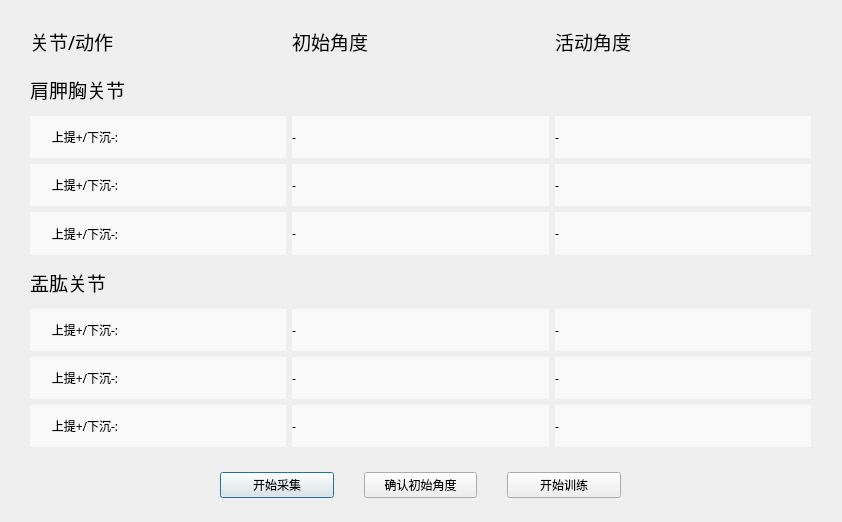
Before: the Qt Designer form demoUI.ui in CSUHYD/ShoulderSensor, drawn with Qt 5.
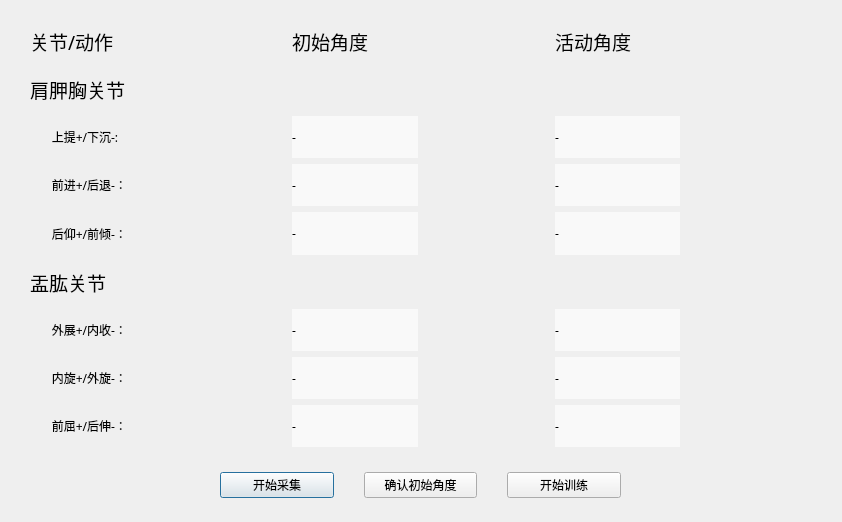
After: the same form once the commit is applied.

What changed in the file:
```diff
--- a/demoUI.ui
+++ b/demoUI.ui
@@ -96,24 +96,499 @@
     </font>
    </property>
    <layout class="QGridLayout" name="gridLayout" columnstretch="0,0,0">
-    <item row="2" column="0">
-     <widget class="QLabel" name="label_7">
+    <item row="4" column="2">
+     <layout class="QHBoxLayout" name="horizontalLayout_4">
+      <item>
+       <widget class="QLabel" name="Act_AA_SN_Z">
+        <property name="font">
+         <font>
+          <family>Heiti SC</family>
+         </font>
+        </property>
+        <property name="styleSheet">
+         <string notr="true">background:rgb(249, 249, 249)</string>
+        </property>
+        <property name="text">
+         <string>-</string>
+        </property>
+        <property name="margin">
+         <number>10</number>
+        </property>
+       </widget>
+      </item>
+      <item>
+       <widget class="QLabel" name="Cps_AA_SN_Z">
+        <property name="font">
+         <font>
+          <family>Heiti SC</family>
+         </font>
+        </property>
+        <property name="styleSheet">
+         <string notr="true"/>
+        </property>
+        <property name="text">
+         <string/>
+        </property>
+        <property name="margin">
+         <number>10</number>
+        </property>
+       </widget>
+      </item>
+     </layout>
+    </item>
+    <item row="7" column="1">
+     <layout class="QGridLayout" name="gridLayout_6">
+      <item row="0" column="0">
+       <widget class="QLabel" name="Init_GH_AA_Y">
+        <property name="font">
+         <font>
+          <family>Heiti SC</family>
+         </font>
+        </property>
+        <property name="styleSheet">
+         <string notr="true">background:rgb(249, 249, 249)</string>
+        </property>
+        <property name="text">
+         <string>-</string>
+        </property>
+        <property name="margin">
+         <number>10</number>
+        </property>
+       </widget>
+      </item>
+      <item row="0" column="1">
+       <widget class="QLabel" name="placeholder_5">
+        <property name="font">
+         <font>
+          <family>Heiti SC</family>
+         </font>
+        </property>
+        <property name="styleSheet">
+         <string notr="true"/>
+        </property>
+        <property name="text">
+         <string/>
+        </property>
+        <property name="margin">
+         <number>10</number>
+        </property>
+       </widget>
+      </item>
+     </layout>
+    </item>
+    <item row="3" column="2">
+     <layout class="QHBoxLayout" name="horizontalLayout_2">
+      <item>
+       <widget class="QLabel" name="Act_AA_SN_Y">
+        <property name="font">
+         <font>
+          <family>Heiti SC</family>
+         </font>
+        </property>
+        <property name="styleSheet">
+         <string notr="true">background:rgb(249, 249, 249)</string>
+        </property>
+        <property name="text">
+         <string>-</string>
+        </property>
+        <property name="margin">
+         <number>10</number>
+        </property>
+       </widget>
+      </item>
+      <item>
+       <widget class="QLabel" name="Cps_AA_SN_Y">
+        <property name="font">
+         <font>
+          <family>Heiti SC</family>
+         </font>
+        </property>
+        <property name="styleSheet">
+         <string notr="true"/>
+        </property>
+        <property name="text">
+         <string/>
+        </property>
+        <property name="margin">
+         <number>10</number>
+        </property>
+       </widget>
+      </item>
+     </layout>
+    </item>
+    <item row="8" column="2">
+     <layout class="QHBoxLayout" name="horizontalLayout_7">
+      <item>
+       <widget class="QLabel" name="Act_GH_AA_Z">
+        <property name="font">
+         <font>
+          <family>Heiti SC</family>
+         </font>
+        </property>
+        <property name="styleSheet">
+         <string notr="true">background:rgb(249, 249, 249)</string>
+        </property>
+        <property name="text">
+         <string>-</string>
+        </property>
+        <property name="margin">
+         <number>10</number>
+        </property>
+       </widget>
+      </item>
+      <item>
+       <widget class="QLabel" name="Cps_GH_AA_Z">
+        <property name="font">
+         <font>
+          <family>Heiti SC</family>
+         </font>
+        </property>
+        <property name="styleSheet">
+         <string notr="true"/>
+        </property>
+        <property name="text">
+         <string/>
+        </property>
+        <property name="margin">
+         <number>10</number>
+        </property>
+       </widget>
+      </item>
+     </layout>
+    </item>
+    <item row="6" column="2">
+     <layout class="QHBoxLayout" name="horizontalLayout_5">
+      <item>
+       <widget class="QLabel" name="Act_GH_AA_X">
+        <property name="font">
+         <font>
+          <family>Heiti SC</family>
+         </font>
+        </property>
+        <property name="styleSheet">
+         <string notr="true">background:rgb(249, 249, 249)</string>
+        </property>
+        <property name="text">
+         <string>-</string>
+        </property>
+        <property name="margin">
+         <number>10</number>
+        </property>
+       </widget>
+      </item>
+      <item>
+       <widget class="QLabel" name="Cps_GH_AA_X">
+        <property name="font">
+         <font>
+          <family>Heiti SC</family>
+         </font>
+        </property>
+        <property name="styleSheet">
+         <string notr="true"/>
+        </property>
+        <property name="text">
+         <string/>
+        </property>
+        <property name="margin">
+         <number>10</number>
+        </property>
+       </widget>
+      </item>
+     </layout>
+    </item>
+    <item row="2" column="2">
+     <layout class="QHBoxLayout" name="horizontalLayout">
+      <item>
+       <widget class="QLabel" name="Act_AA_SN_X">
+        <property name="font">
+         <font>
+          <family>Heiti SC</family>
+         </font>
+        </property>
+        <property name="styleSheet">
+         <string notr="true">background:rgb(249, 249, 249)</string>
+        </property>
+        <property name="text">
+         <string>-</string>
+        </property>
+        <property name="margin">
+         <number>10</number>
+        </property>
+       </widget>
+      </item>
+      <item>
+       <widget class="QLabel" name="Cps_AA_SN_X">
+        <property name="font">
+         <font>
+          <family>Heiti SC</family>
+         </font>
+        </property>
+        <property name="styleSheet">
+         <string notr="true"/>
+        </property>
+        <property name="text">
+         <string/>
+        </property>
+        <property name="margin">
+         <number>10</number>
+        </property>
+       </widget>
+      </item>
+     </layout>
+    </item>
+    <item row="8" column="1">
+     <layout class="QGridLayout" name="gridLayout_7">
+      <item row="0" column="0">
+       <widget class="QLabel" name="Init_GH_AA_Z">
+        <property name="font">
+         <font>
+          <family>Heiti SC</family>
+         </font>
+        </property>
+        <property name="styleSheet">
+         <string notr="true">background:rgb(249, 249, 249)</string>
+        </property>
+        <property name="text">
+         <string>-</string>
+        </property>
+        <property name="margin">
+         <number>10</number>
+        </property>
+       </widget>
+      </item>
+      <item row="0" column="1">
+       <widget class="QLabel" name="placeholder_6">
+        <property name="font">
+         <font>
+          <family>Heiti SC</family>
+         </font>
+        </property>
+        <property name="styleSheet">
+         <string notr="true"/>
+        </property>
+        <property name="text">
+         <string/>
+        </property>
+        <property name="margin">
+         <number>10</number>
+        </property>
+       </widget>
+      </item>
+     </layout>
+    </item>
+    <item row="4" column="1">
+     <layout class="QGridLayout" name="gridLayout_4">
+      <item row="0" column="0">
+       <widget class="QLabel" name="Init_AA_SN_Z">
+        <property name="font">
+         <font>
+          <family>Heiti SC</family>
+         </font>
+        </property>
+        <property name="styleSheet">
+         <string notr="true">background:rgb(249, 249, 249)</string>
+        </property>
+        <property name="text">
+         <string>-</string>
+        </property>
+        <property name="margin">
+         <number>10</number>
+        </property>
+       </widget>
+      </item>
+      <item row="0" column="1">
+       <widget class="QLabel" name="placeholder_3">
+        <property name="font">
+         <font>
+          <family>Heiti SC</family>
+         </font>
+        </property>
+        <property name="styleSheet">
+         <string notr="true"/>
+        </property>
+        <property name="text">
+         <string/>
+        </property>
+        <property name="margin">
+         <number>10</number>
+        </property>
+       </widget>
+      </item>
+     </layout>
+    </item>
+    <item row="6" column="1">
+     <layout class="QGridLayout" name="gridLayout_5">
+      <item row="0" column="0">
+       <widget class="QLabel" name="Init_GH_AA_X">
+        <property name="font">
+         <font>
+          <family>Heiti SC</family>
+         </font>
+        </property>
+        <property name="styleSheet">
+         <string notr="true">background:rgb(249, 249, 249)</string>
+        </property>
+        <property name="text">
+         <string>-</string>
+        </property>
+        <property name="margin">
+         <number>10</number>
+        </property>
+       </widget>
+      </item>
+      <item row="0" column="1">
+       <widget class="QLabel" name="placeholder_4">
+        <property name="font">
+         <font>
+          <family>Heiti SC</family>
+         </font>
+        </property>
+        <property name="styleSheet">
+         <string notr="true"/>
+        </property>
+        <property name="text">
+         <string/>
+        </property>
+        <property name="margin">
+         <number>10</number>
+        </property>
+       </widget>
+      </item>
+     </layout>
+    </item>
+    <item row="2" column="1">
+     <layout class="QGridLayout" name="gridLayout_2">
+      <item row="0" column="0">
+       <widget class="QLabel" name="Init_AA_SN_X">
+        <property name="font">
+         <font>
+          <family>Heiti SC</family>
+         </font>
+        </property>
+        <property name="styleSheet">
+         <string notr="true">background:rgb(249, 249, 249)</string>
+        </property>
+        <property name="text">
+         <string>-</string>
+        </property>
+        <property name="margin">
+         <number>10</number>
+        </property>
+       </widget>
+      </item>
+      <item row="0" column="1">
+       <widget class="QLabel" name="placeholder_1">
+        <property name="font">
+         <font>
+          <family>Heiti SC</family>
+         </font>
+        </property>
+        <property name="styleSheet">
+         <string notr="true"/>
+        </property>
+        <property name="text">
+         <string/>
+        </property>
+        <property name="margin">
+         <number>10</number>
+        </property>
+       </widget>
+      </item>
+     </layout>
+    </item>
+    <item row="7" column="2">
+     <layout class="QHBoxLayout" name="horizontalLayout_6">
+      <item>
+       <widget class="QLabel" name="Act_GH_AA_Y">
+        <property name="font">
+         <font>
+          <family>Heiti SC</family>
+         </font>
+        </property>
+        <property name="styleSheet">
+         <string notr="true">background:rgb(249, 249, 249)</string>
+        </property>
+        <property name="text">
+         <string>-</string>
+        </property>
+        <property name="margin">
+         <number>10</number>
+        </property>
+       </widget>
+      </item>
+      <item>
+       <widget class="QLabel" name="Cps_GH_AA_Y">
+        <property name="font">
+         <font>
+          <family>Heiti SC</family>
+         </font>
+        </property>
+        <property name="styleSheet">
+         <string notr="true"/>
+        </property>
+        <property name="text">
+         <string/>
+        </property>
+        <property name="margin">
+         <number>10</number>
+        </property>
+       </widget>
+      </item>
+     </layout>
+    </item>
+    <item row="3" column="1">
+     <layout class="QGridLayout" name="gridLayout_3">
+      <item row="0" column="0">
+       <widget class="QLabel" name="Init_AA_SN_Y">
+        <property name="font">
+         <font>
+          <family>Heiti SC</family>
+         </font>
+        </property>
+        <property name="styleSheet">
+         <string notr="true">background:rgb(249, 249, 249)</string>
+        </property>
+        <property name="text">
+         <string>-</string>
+        </property>
+        <property name="margin">
+         <number>10</number>
+        </property>
+       </widget>
+      </item>
+      <item row="0" column="1">
+       <widget class="QLabel" name="placeholder_2">
+        <property name="font">
+         <font>
+          <family>Heiti SC</family>
+         </font>
+        </property>
+        <property name="styleSheet">
+         <string notr="true"/>
+        </property>
+        <property name="text">
+         <string/>
+        </property>
+        <property name="margin">
+         <number>10</number>
+        </property>
+       </widget>
+      </item>
+     </layout>
+    </item>
+    <item row="0" column="2">
+     <widget class="QLabel" name="label_5">
       <property name="font">
        <font>
         <family>Heiti SC</family>
+        <pointsize>14</pointsize>
        </font>
       </property>
       <property name="styleSheet">
-       <string notr="true">background:rgb(249, 249, 249)</string>
+       <string notr="true"/>
       </property>
       <property name="text">
-       <string>       上提+/下沉-:</string>
-      </property>
-      <property name="indent">
-       <number>-1</number>
-      </property>
-      <property name="openExternalLinks">
-       <bool>false</bool>
+       <string>活动角度</string>
       </property>
      </widget>
     </item>
@@ -173,11 +648,32 @@
        </font>
       </property>
       <property name="styleSheet">
-       <string notr="true">background:rgb(249, 249, 249)</string>
+       <string notr="true"/>
+      </property>
+      <property name="text">
+       <string>       后仰+/前倾-：</string>
+      </property>
+     </widget>
+    </item>
+    <item row="2" column="0">
+     <widget class="QLabel" name="label_7">
+      <property name="font">
+       <font>
+        <family>Heiti SC</family>
+       </font>
+      </property>
+      <property name="styleSheet">
+       <string notr="true"/>
       </property>
       <property name="text">
        <string>       上提+/下沉-:</string>
       </property>
+      <property name="indent">
+       <number>-1</number>
+      </property>
+      <property name="openExternalLinks">
+       <bool>false</bool>
+      </property>
      </widget>
     </item>
     <item row="8" column="0">
@@ -188,10 +684,10 @@
        </font>
       </property>
       <property name="styleSheet">
-       <string notr="true">background:rgb(249, 249, 249)</string>
+       <string notr="true"/>
       </property>
       <property name="text">
-       <string>       上提+/下沉-:</string>
+       <string>       前屈+/后伸-：</string>
       </property>
      </widget>
     </item>
@@ -203,10 +699,10 @@
        </font>
       </property>
       <property name="styleSheet">
-       <string notr="true">background:rgb(249, 249, 249)</string>
+       <string notr="true"/>
       </property>
       <property name="text">
-       <string>       上提+/下沉-:</string>
+       <string>       内旋+/外旋-：</string>
       </property>
      </widget>
     </item>
@@ -218,10 +714,10 @@
        </font>
       </property>
       <property name="styleSheet">
-       <string notr="true">background:rgb(249, 249, 249)</string>
+       <string notr="true"/>
       </property>
       <property name="text">
-       <string>       上提+/下沉-:</string>
+       <string>       外展+/内收-：</string>
       </property>
      </widget>
     </item>
@@ -249,242 +745,10 @@
        </font>
       </property>
       <property name="styleSheet">
-       <string notr="true">background:rgb(249, 249, 249)</string>
-      </property>
-      <property name="text">
-       <string>       上提+/下沉-:</string>
-      </property>
-     </widget>
-    </item>
-    <item row="4" column="2">
-     <widget class="QLabel" name="Act_AA_SN_Z">
-      <property name="font">
-       <font>
-        <family>Heiti SC</family>
-       </font>
-      </property>
-      <property name="styleSheet">
-       <string notr="true">background:rgb(249, 249, 249)</string>
-      </property>
-      <property name="text">
-       <string>-</string>
-      </property>
-      <property name="margin">
-       <number>10</number>
-      </property>
-     </widget>
-    </item>
-    <item row="3" column="1">
-     <widget class="QLabel" name="Init_AA_SN_Y">
-      <property name="font">
-       <font>
-        <family>Heiti SC</family>
-       </font>
-      </property>
-      <property name="styleSheet">
-       <string notr="true">background:rgb(249, 249, 249)</string>
-      </property>
-      <property name="text">
-       <string>-</string>
-      </property>
-      <property name="margin">
-       <number>10</number>
-      </property>
-     </widget>
-    </item>
-    <item row="4" column="1">
-     <widget class="QLabel" name="Init_AA_SN_Z">
-      <property name="font">
-       <font>
-        <family>Heiti SC</family>
-       </font>
-      </property>
-      <property name="styleSheet">
-       <string notr="true">background:rgb(249, 249, 249)</string>
-      </property>
-      <property name="text">
-       <string>-</string>
-      </property>
-      <property name="margin">
-       <number>10</number>
-      </property>
-     </widget>
-    </item>
-    <item row="2" column="1">
-     <widget class="QLabel" name="Init_AA_SN_X">
-      <property name="font">
-       <font>
-        <family>Heiti SC</family>
-       </font>
-      </property>
-      <property name="styleSheet">
-       <string notr="true">background:rgb(249, 249, 249)</string>
-      </property>
-      <property name="text">
-       <string>-</string>
-      </property>
-      <property name="margin">
-       <number>10</number>
-      </property>
-     </widget>
-    </item>
-    <item row="2" column="2">
-     <widget class="QLabel" name="Act_AA_SN_X">
-      <property name="font">
-       <font>
-        <family>Heiti SC</family>
-       </font>
-      </property>
-      <property name="styleSheet">
-       <string notr="true">background:rgb(249, 249, 249)</string>
-      </property>
-      <property name="text">
-       <string>-</string>
-      </property>
-      <property name="margin">
-       <number>10</number>
-      </property>
-     </widget>
-    </item>
-    <item row="3" column="2">
-     <widget class="QLabel" name="Act_AA_SN_Y">
-      <property name="font">
-       <font>
-        <family>Heiti SC</family>
-       </font>
-      </property>
-      <property name="styleSheet">
-       <string notr="true">background:rgb(249, 249, 249)</string>
-      </property>
-      <property name="text">
-       <string>-</string>
-      </property>
-      <property name="margin">
-       <number>10</number>
-      </property>
-     </widget>
-    </item>
-    <item row="6" column="1">
-     <widget class="QLabel" name="Init_GH_AA_X">
-      <property name="font">
-       <font>
-        <family>Heiti SC</family>
-       </font>
-      </property>
-      <property name="styleSheet">
-       <string notr="true">background:rgb(249, 249, 249)</string>
-      </property>
-      <property name="text">
-       <string>-</string>
-      </property>
-      <property name="margin">
-       <number>10</number>
-      </property>
-     </widget>
-    </item>
-    <item row="6" column="2">
-     <widget class="QLabel" name="Act_GH_AA_X">
-      <property name="font">
-       <font>
-        <family>Heiti SC</family>
-       </font>
-      </property>
-      <property name="styleSheet">
-       <string notr="true">background:rgb(249, 249, 249)</string>
-      </property>
-      <property name="text">
-       <string>-</string>
-      </property>
-      <property name="margin">
-       <number>10</number>
-      </property>
-     </widget>
-    </item>
-    <item row="7" column="2">
-     <widget class="QLabel" name="Act_GH_AA_X_2">
-      <property name="font">
-       <font>
-        <family>Heiti SC</family>
-       </font>
-      </property>
-      <property name="styleSheet">
-       <string notr="true">background:rgb(249, 249, 249)</string>
-      </property>
-      <property name="text">
-       <string>-</string>
-      </property>
-      <property name="margin">
-       <number>10</number>
-      </property>
-     </widget>
-    </item>
-    <item row="8" column="2">
-     <widget class="QLabel" name="Act_GH_AA_X_3">
-      <property name="font">
-       <font>
-        <family>Heiti SC</family>
-       </font>
-      </property>
-      <property name="styleSheet">
-       <string notr="true">background:rgb(249, 249, 249)</string>
-      </property>
-      <property name="text">
-       <string>-</string>
-      </property>
-      <property name="margin">
-       <number>10</number>
-      </property>
-     </widget>
-    </item>
-    <item row="7" column="1">
-     <widget class="QLabel" name="Init_GH_AA_Y">
-      <property name="font">
-       <font>
-        <family>Heiti SC</family>
-       </font>
-      </property>
-      <property name="styleSheet">
-       <string notr="true">background:rgb(249, 249, 249)</string>
-      </property>
-      <property name="text">
-       <string>-</string>
-      </property>
-      <property name="margin">
-       <number>10</number>
-      </property>
-     </widget>
-    </item>
-    <item row="8" column="1">
-     <widget class="QLabel" name="Init_GH_AA_Z">
-      <property name="font">
-       <font>
-        <family>Heiti SC</family>
-       </font>
-      </property>
-      <property name="styleSheet">
-       <string notr="true">background:rgb(249, 249, 249)</string>
-      </property>
-      <property name="text">
-       <string>-</string>
-      </property>
-      <property name="margin">
-       <number>10</number>
-      </property>
-     </widget>
-    </item>
-    <item row="0" column="2">
-     <widget class="QLabel" name="label_5">
-      <property name="font">
-       <font>
-        <family>Heiti SC</family>
-        <pointsize>14</pointsize>
-       </font>
-      </property>
-      <property name="styleSheet">
        <string notr="true"/>
       </property>
       <property name="text">
-       <string>活动角度</string>
+       <string>       前进+/后退-：</string>
       </property>
      </widget>
     </item>
```
